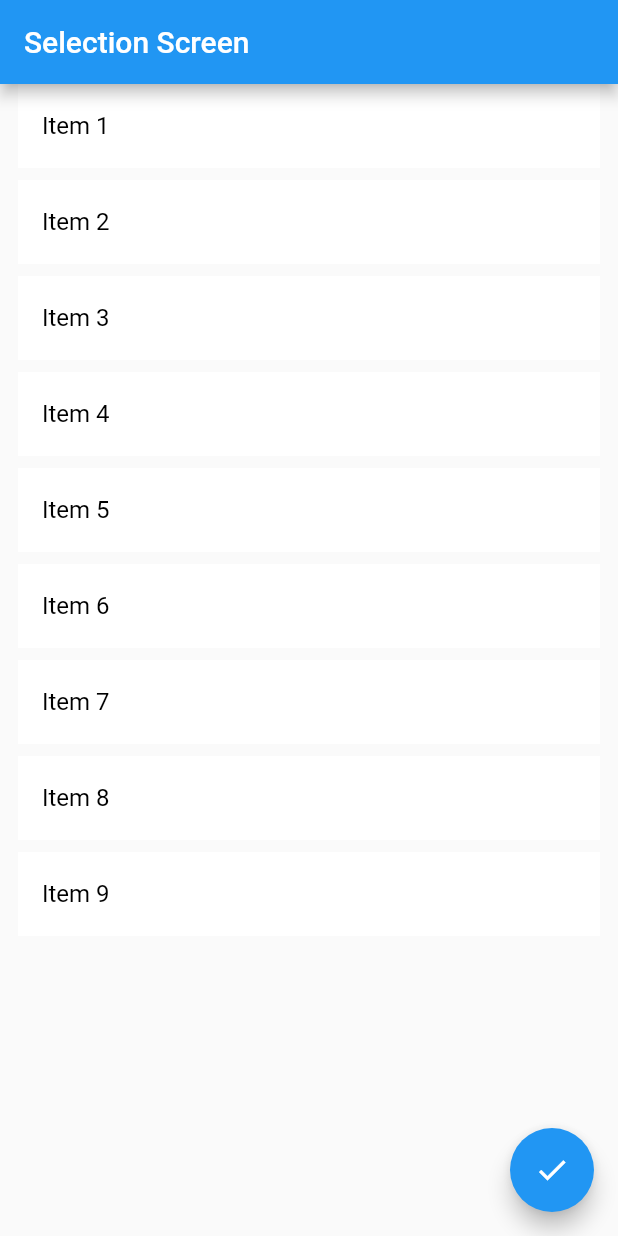
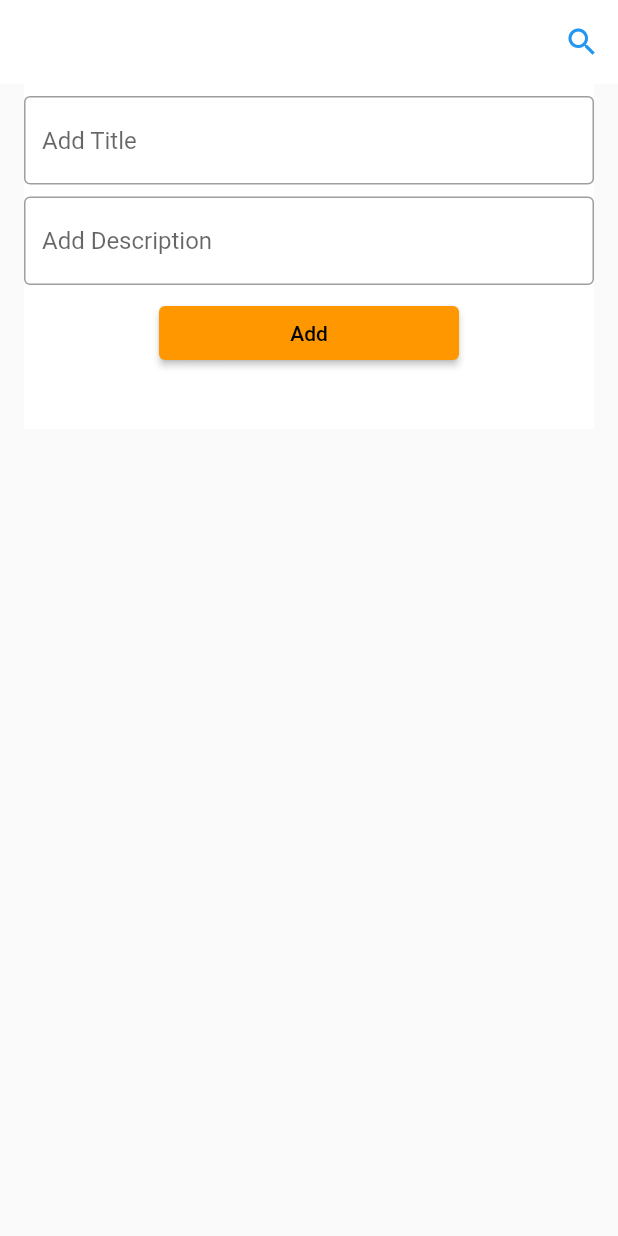
Before and after one commit to Zihadul-Islam-Fahim/flutter_assignments_livetest, a Flutter app: the screen it shows after launch, on a phone screen of 412 x 824 dp. Run offline on Flutter 3.47's test engine with Material 2 defaults, Android fonts, the phone set to English and light mode, and no system bars.

Commit message:
Assignment 10

```diff
--- /dev/null
+++ b/lib/HomePage.dart
@@ -0,0 +1,161 @@
+import 'package:flutter/material.dart';
+import 'Todos.dart';
+import 'UpdateTodoModal.dart';
+
+class HomePage extends StatefulWidget {
+  const HomePage({super.key});
+
+  @override
+  State<HomePage> createState() => _HomePageState();
+}
+
+class _HomePageState extends State<HomePage> {
+  List<Todos> taskList = [];
+  final TextEditingController _titleTEController = TextEditingController();
+  final TextEditingController _subTitleTEController = TextEditingController();
+
+  @override
+  Widget build(BuildContext context) {
+    return Scaffold(
+      appBar: AppBar(
+        backgroundColor: Colors.white,
+        elevation: 0,
+        actions: [
+          IconButton(
+              onPressed: () {},
+              icon: const Icon(
+                Icons.search,
+                color: Colors.blue,
+              ))
+        ],
+      ),
+      body: Padding(
+        padding: const EdgeInsets.only(left: 16, right: 16),
+        child: Column(
+          mainAxisAlignment: MainAxisAlignment.start,
+          children: [
+            Container(
+              color: Colors.white,
+              child: Form(
+                child: Column(
+                  children: [
+                    const SizedBox(
+                      height: 8,
+                    ),
+                    TextFormField(
+                        controller: _titleTEController,
+                        decoration: const InputDecoration(
+                          border: OutlineInputBorder(),
+                          hintText: "Add Title",
+                        )),
+                    const SizedBox(
+                      height: 8,
+                    ),
+                    TextFormField(
+                        controller: _subTitleTEController,
+                        decoration: const InputDecoration(
+                          border: OutlineInputBorder(),
+                          hintText: "Add Description",
+                        )),
+                    const SizedBox(
+                      height: 8,
+                    ),
+                    SizedBox(
+                        width: 200,
+                        child: ElevatedButton(
+                            onPressed: () {
+                              Todos todos = Todos(
+                                  title: _titleTEController.text.trim(),
+                                  subTitle: _subTitleTEController.text.trim());
+                              addTask(todos);
+                              _titleTEController.clear();
+                              _subTitleTEController.clear();
+                            },
+                            child: const Text("Add"))),
+                    const SizedBox(
+                      height: 40,
+                    ),
+                  ],
+                ),
+              ),
+            ),
+            Expanded(
+              flex: 65,
+              child: ListView.separated(
+                  separatorBuilder: (context, index) {
+                    return const SizedBox(
+                      height: 8,
+                    );
+                  },
+                  itemCount: taskList.length,
+                  itemBuilder: (context, index) {
+                    return ListTile(
+                      leading: CircleAvatar(
+                        child: Text("${index + 1}"),
+                      ),
+                      title: Text(taskList[index].title),
+                      subtitle: Text(taskList[index].subTitle),
+                      trailing: const Icon(Icons.keyboard_arrow_right),
+                      tileColor: Colors.grey[300],
+                      onLongPress: () {
+                        showDialog(
+                            context: context,
+                            builder: (context) {
+                              return AlertDialog(
+                                title: const Text('Alert'),
+                                actions: [
+                                  TextButton(
+                                      onPressed: () {
+                                        Navigator.pop(context);
+                                        showModalBottomSheet(
+                                            isScrollControlled: true,
+                                            context: context,
+                                            builder: (context) {
+                                              return UpdateTodoModal(
+                                                index: index,
+                                                updateCallback: updateTasktitle,
+                                                title: taskList[index].title,
+                                                subTitle:
+                                                    taskList[index].subTitle,
+                                              );
+                                            });
+                                      },
+                                      child: const Text("Edit")),
+                                  const SizedBox(
+                                    width: 150,
+                                  ),
+                                  TextButton(
+                                      onPressed: () {
+                                        deleteTask(index);
+                                        Navigator.pop(context);
+                                      },
+                                      child: const Text("Delete")),
+                                ],
+                              );
+                            });
+                      },
+                    );
+                  }),
+            )
+          ],
+        ),
+      ),
+    );
+  }
+
+  addTask(Todos taskDetails) {
+    taskList.add(taskDetails);
+    setState(() {});
+  }
+
+  updateTasktitle(index, title, subtitle) {
+    taskList[index].title = title;
+    taskList[index].subTitle = subtitle;
+    setState(() {});
+  }
+
+  deleteTask(int index) {
+    taskList.removeAt(index);
+    setState(() {});
+  }
+}
--- /dev/null
+++ b/lib/Todos.dart
@@ -0,0 +1,6 @@
+class Todos {
+  String title;
+  String subTitle;
+
+  Todos({required this.title, required this.subTitle});
+}
--- a/lib/main.dart
+++ b/lib/main.dart
@@ -1,82 +1,16 @@
 import 'package:flutter/material.dart';
+import 'HomePage.dart';
 
-void main() => runApp(MyApp());
+main() => runApp(const MyApp());
 
 class MyApp extends StatelessWidget {
+  const MyApp({super.key});
+
   @override
   Widget build(BuildContext context) {
     return MaterialApp(
-      home: SelectionScreen(),
+      theme: ThemeData(primarySwatch: Colors.orange),
+      home: const HomePage(),
     );
   }
 }
-
-class SelectionScreen extends StatefulWidget {
-  @override
-  _SelectionScreenState createState() => _SelectionScreenState();
-}
-
-class _SelectionScreenState extends State<SelectionScreen> {
-  List<String> items = ['Item 1', 'Item 2', 'Item 3', 'Item 4', 'Item 5', 'Item 6', 'Item 7', 'Item 8', 'Item 9'];
-  List<bool> selected = List.filled(9, false);
-
-  int getSelectedCount() {
-    return selected.where((item) => item).length;
-  }
-
-  @override
-  Widget build(BuildContext context) {
-    return Scaffold(
-      appBar: AppBar(
-        title: const Text('Selection Screen'),
-      ),
-      body: Padding(
-        padding: const EdgeInsets.only(left: 12,right: 12),
-        child: ListView.separated(
-          itemCount: items.length,
-          itemBuilder: (context, index) {
-            return Container(
-              color: selected[index] ? Colors.blue : Colors.white,
-              child: ListTile(
-                title: Text(
-                  items[index],
-                  style: TextStyle(color: selected[index] ? Colors.white : Colors.black),
-                ),
-                onTap: () {
-                  setState(() {
-                    selected[index] = !selected[index];
-                  });
-                },
-                selected: selected[index],
-              ),
-            );
-          }, separatorBuilder: (BuildContext context, int index) {
-            return const SizedBox(height: 8,);
-        },
-        ),
-      ),
-      floatingActionButton: FloatingActionButton(
-        onPressed: () {
-          showDialog(
-            context: context,
-            builder: (context) {
-              return AlertDialog(
-                title: const Text('Selected Items'),
-                content: Text('Number of selected items: ${getSelectedCount()}'),
-                actions: [
-                  TextButton(
-                    onPressed: () {
-                      Navigator.pop(context);
-                    },
-                    child: const Text('Close'),
-                  ),
-                ],
-              );
-            },
-          );
-        },
-        child: const Icon(Icons.check),
-      ),
-    );
-  }
-}
```
Also changed, not shown: lib/UpdateTodoModal.dart (added, +77 -0 lines).
